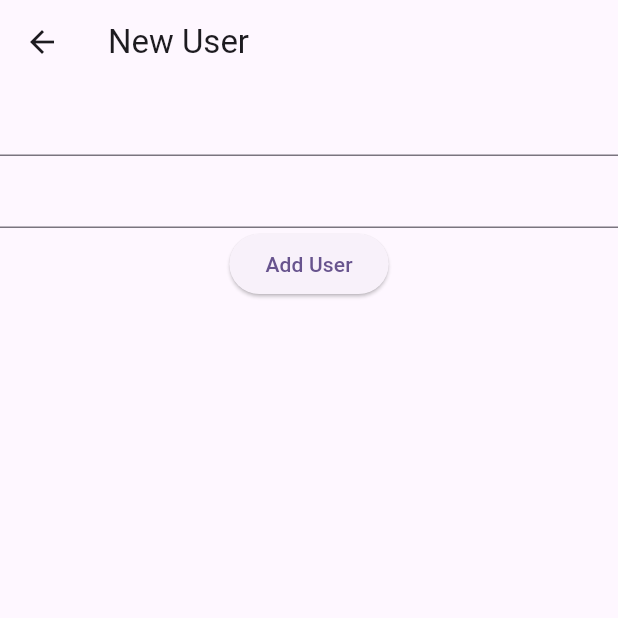
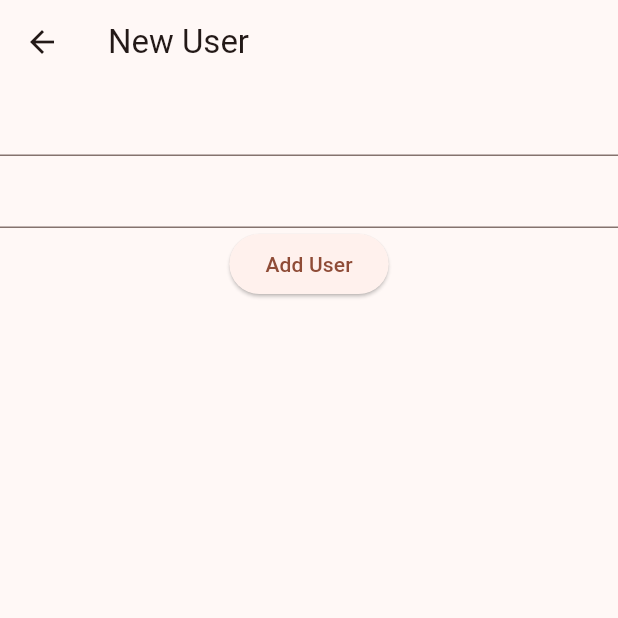
Before and after one commit to MirsaidTursunov/dio_retrofit_example, a Flutter app: the screen it shows after launch, after a tap on the "add" icon, on a phone screen of 412 x 824 dp, the top half of it. Run offline on Flutter 3.47's test engine with Material 2 defaults, Android fonts, the phone set to English and light mode, and no system bars; our stand-ins replace bloc, connectivity_plus, dio, equatable, flutter_bloc, internet_connection_checker and 1 more; missing offline and left inert: chuck_interceptor; generated files the repository leaves out were written again; network calls fail.

Commit message:
color changedbanner item bug fixed

```diff
--- a/lib/main.dart
+++ b/lib/main.dart
@@ -17,7 +17,7 @@ class MyApp extends StatelessWidget {
       child: MaterialApp(
         title: 'Flutter Demo',
         theme: ThemeData(
-          colorScheme: ColorScheme.fromSeed(seedColor: Colors.deepPurple),
+          colorScheme: ColorScheme.fromSeed(seedColor: Colors.deepOrangeAccent),
           useMaterial3: true,
         ),
         home: const HomePage(),
```
